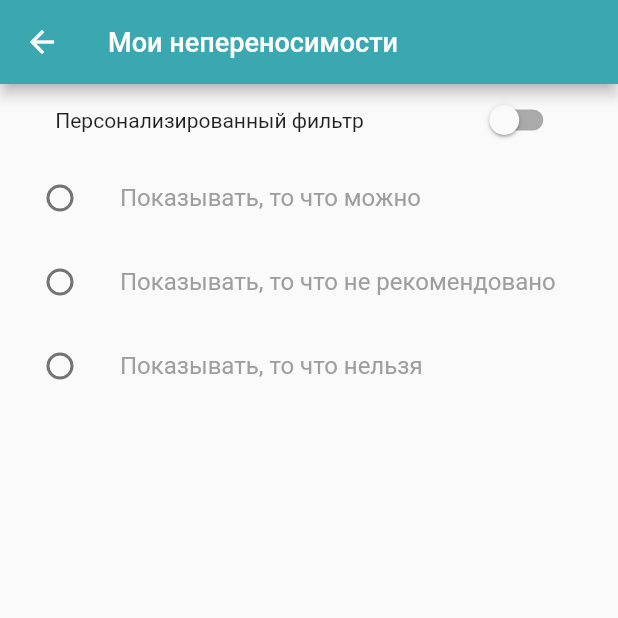
After one commit to Rustam899/AllergOff, a Flutter app: the screen it shows after launch, after a tap on the "format list bulleted" icon, on a phone screen of 412 x 824 dp, the top half of it. The commit adds this screen. Run offline on Flutter 3.47's test engine with Material 2 defaults, Android fonts, the phone set to English and light mode, and no system bars; missing offline and left inert: gradient_bottom_navigation_bar.

Commit message:
product_guide_flilter
добавили  верстку фильтра продуктов

```diff
--- a/lib/home/gradient_app_bar.dart
+++ b/lib/home/gradient_app_bar.dart
@@ -1,10 +1,11 @@
 import 'package:flutter/material.dart';
+import 'product_guide_filter.dart';
 
 class GradientAppBar extends StatelessWidget {
   @override
   Widget build(BuildContext context) {
     return Container(
-      padding: EdgeInsets.only(left: 16, top: 26, bottom: 0,right:16),
+      padding: EdgeInsets.only(left: 16, top: 26, bottom: 0, right: 16),
       decoration: BoxDecoration(
         gradient: LinearGradient(
           begin: Alignment.bottomLeft,
@@ -27,8 +28,17 @@ class GradientAppBar extends StatelessWidget {
             ),
           ),
           FloatingActionButton(
-
-            onPressed: null,
+            focusElevation: 0.0,
+            hoverElevation: 0.0,
+            highlightElevation: 0.0,
+            onPressed: () {
+              Navigator.push(
+                context,
+                MaterialPageRoute(
+                  builder: (context) => Filter(),
+                ),
+              );
+            },
             child: Icon(
               Icons.format_list_bulleted_sharp,
             ),
--- /dev/null
+++ b/lib/home/product_guide_filter.dart
@@ -0,0 +1,124 @@
+import 'package:flutter/material.dart';
+
+class Filter extends StatefulWidget {
+  @override
+  _FilterState createState() => _FilterState();
+}
+
+class _FilterState extends State<Filter> {
+  int _num;
+  bool _isSwitched;
+  @override
+  void initState() {
+    _num = 0;
+    _isSwitched = false;
+    super.initState();
+  }
+
+  @override
+  Widget build(BuildContext context) {
+    return Scaffold(
+      appBar: AppBar(
+        backgroundColor: Color.fromRGBO(58, 167, 177, 1),
+        title: Text(
+          'Мои непереносимости',
+          style: TextStyle(
+            color: Colors.white,
+            fontSize: 18,
+          ),
+        ),
+      ),
+      body: Column(
+        crossAxisAlignment: CrossAxisAlignment.end,
+        children: <Widget>[
+          Row(
+            mainAxisAlignment: MainAxisAlignment.spaceAround,
+            children: <Widget>[
+              Text('Персонализированный фильтр'),
+              Switch(
+                value: _isSwitched,
+                onChanged: (value) {
+                  setState(() {
+                    _isSwitched = value;
+                    if (value==false) // когда слайдер в неактивном положении(_isSwitched) кнопка выбора фильтра слетает(_num=0)
+                    {
+                      _num=0;
+                    }
+                  });
+                },
+                activeTrackColor: Color.fromRGBO(58, 177, 155, 1),
+                activeColor: Colors.white,
+              ),
+            ],
+          ),
+          ListTile(  //кнопка 1
+            title: Text(
+              'Показывать, то что можно',
+              style: TextStyle(
+                  color: _isSwitched ? Color.fromRGBO(55, 71, 113, 1) : Colors.grey //если слайдер неактивен то текст и кнопки серого цвета(тернарный оператор)
+              ),
+            ),
+            leading: Radio(
+              activeColor: _isSwitched ? Color.fromRGBO(55, 71, 113, 1) : Colors.grey, //если слайдер неактивен то текст и кнопки серого цвета(тернарный оператор)
+              value: 1,
+              groupValue: _num,
+              onChanged: _isSwitched ? (int value) {
+                setState(() {
+                  _num = value;
+                });
+              } : (int value) { // просто заглушка для тернарного оператора ибо без else(':') он не работает
+                setState(() {
+                  _num = _num;
+                });
+              },
+            ),
+          ),
+          ListTile( //кнопка 2
+            title: Text(
+              'Показывать, то что не рекомендовано',
+              style: TextStyle(
+                  color: _isSwitched ? Color.fromRGBO(55, 71, 113, 1) : Colors.grey, //если слайдер неактивен то текст и кнопки серого цвета(тернарный оператор)
+              ),
+            ),
+            leading: Radio(
+              activeColor: _isSwitched ? Color.fromRGBO(55, 71, 113, 1) : Colors.grey,//если слайдер неактивен то текст и кнопки серого цвета(тернарный оператор): Colors.grey[200],
+              value: 2,
+              groupValue: _num,
+              onChanged: _isSwitched ? (int value) {
+                setState(() {
+                  _num = value;
+                });
+              } : (int value) { // просто заглушка для тернарного оператора ибо без else(':') он не работает
+                setState(() {
+                  _num = _num;
+                });
+              },
+            ),
+          ),
+          ListTile( //кнопка 3
+            title: Text(
+              'Показывать, то что нельзя',
+              style: TextStyle(
+                  color: _isSwitched ? Color.fromRGBO(55, 71, 113, 1) : Colors.grey //если слайдер неактивен то текст и кнопки серого цвета
+              ),
+            ),
+            leading: Radio(
+              activeColor: _isSwitched ? Color.fromRGBO(55, 71, 113, 1) : Colors.grey,  //если слайдер неактивен то текст и кнопки серого цвета
+              value: 3,
+              groupValue: _num,
+              onChanged: _isSwitched ? (int value) { //если слайдер активен то меняем значение выбора кнопки
+                setState(() {
+                  _num = value;
+                });
+              } : (int value) { // просто заглушка для тернарного оператора ибо без else(':') он не работает
+                setState(() {
+                  _num = _num;
+                });
+              },
+            ),
+          ),
+        ],
+      ),
+    );
+  }
+}
--- a/lib/main.dart
+++ b/lib/main.dart
@@ -13,6 +13,7 @@ class _AllergOffState extends State<AllergOff> {
   final routes = <String, WidgetBuilder>{
     // Путь, по которому создаётся Home Screen
     '/Home': (BuildContext context) => BottomBar(),
+
   };
   @override
   Widget build(BuildContext context) {
```
